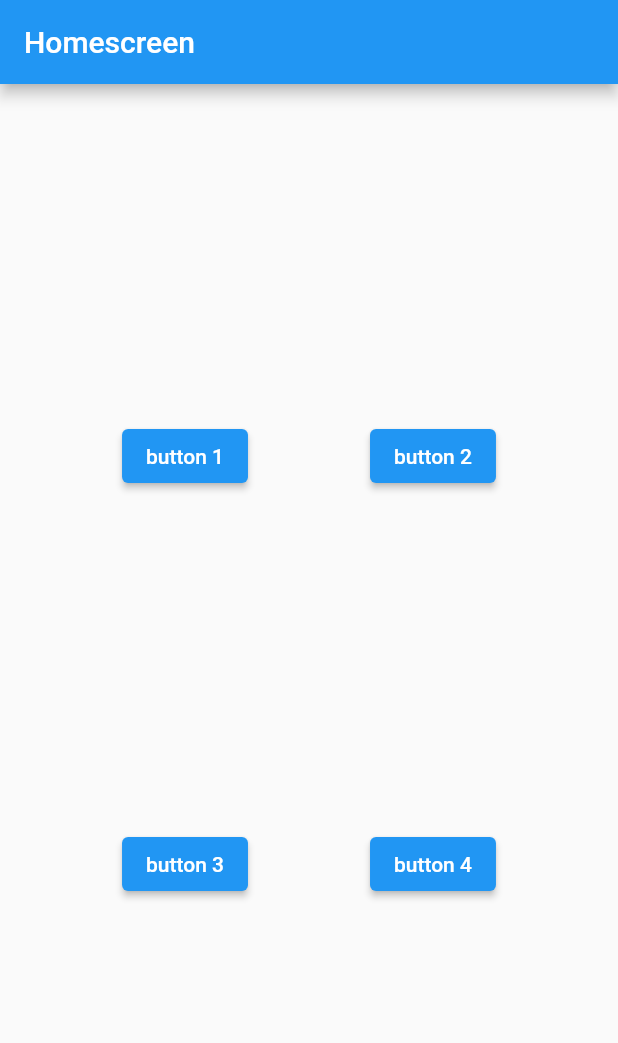
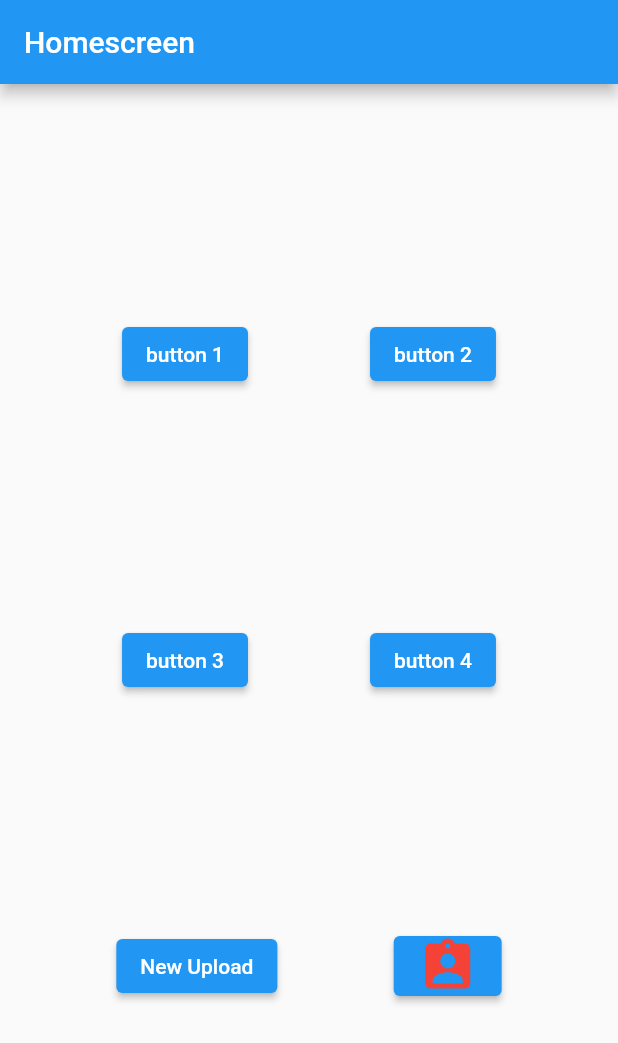
Before and after one commit to pueper/thoughts_to_speech, a Flutter app: the screen it shows after launch, on a phone screen of 412 x 824 dp. Shown: the top 1043 px of the screen. Run offline on Flutter 3.47's test engine with Material 2 defaults, Android fonts, the phone set to English and light mode, and no system bars.

Commit message:
Update home.dart

```diff
--- a/lib/home.dart
+++ b/lib/home.dart
@@ -46,6 +46,28 @@ class HomeScreen extends StatelessWidget {
                 ),
               )
             ],
+          ),
+          Row(
+            mainAxisAlignment: MainAxisAlignment.spaceEvenly,
+            children: [
+              Container(
+                child: ElevatedButton(
+                  onPressed: () {Navigator.pushNamed(context, '/newupload');},
+                  child: const Text("New Upload"),
+                ),
+              ),
+              Container(
+                child: ElevatedButton(
+                  onPressed: ( ) {Navigator.pushNamed(context, '/personalinfo');},
+                  child: const Icon(
+                    Icons.assignment_ind,
+                    color: Colors.red,
+                    size: 40
+                  )
+                  // child: const Text("Personal information")
+                )
+              )
+            ],
           )
         ],
       )
```
